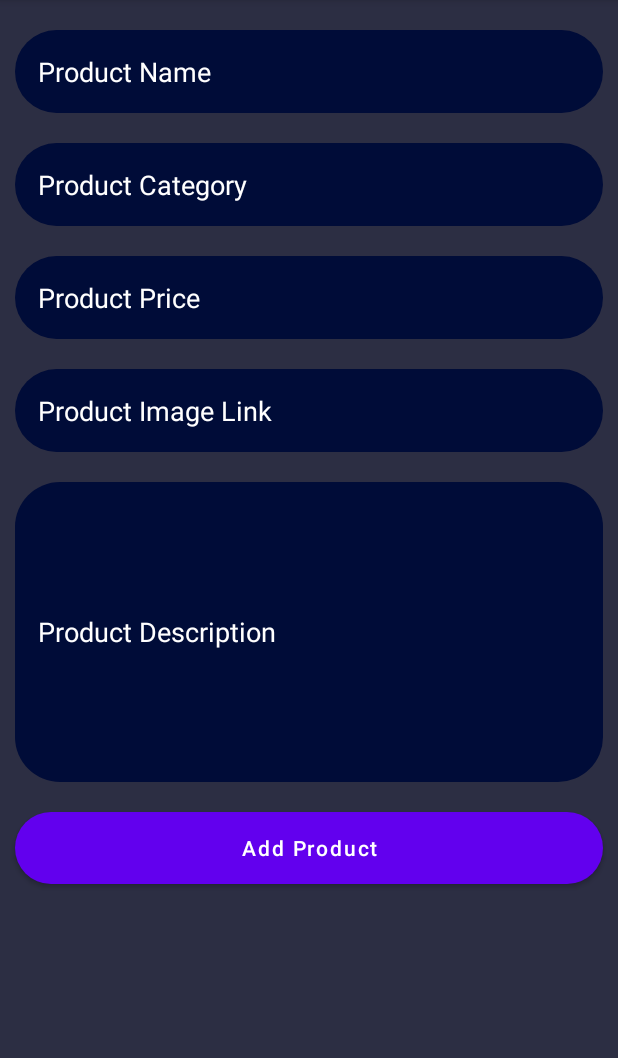
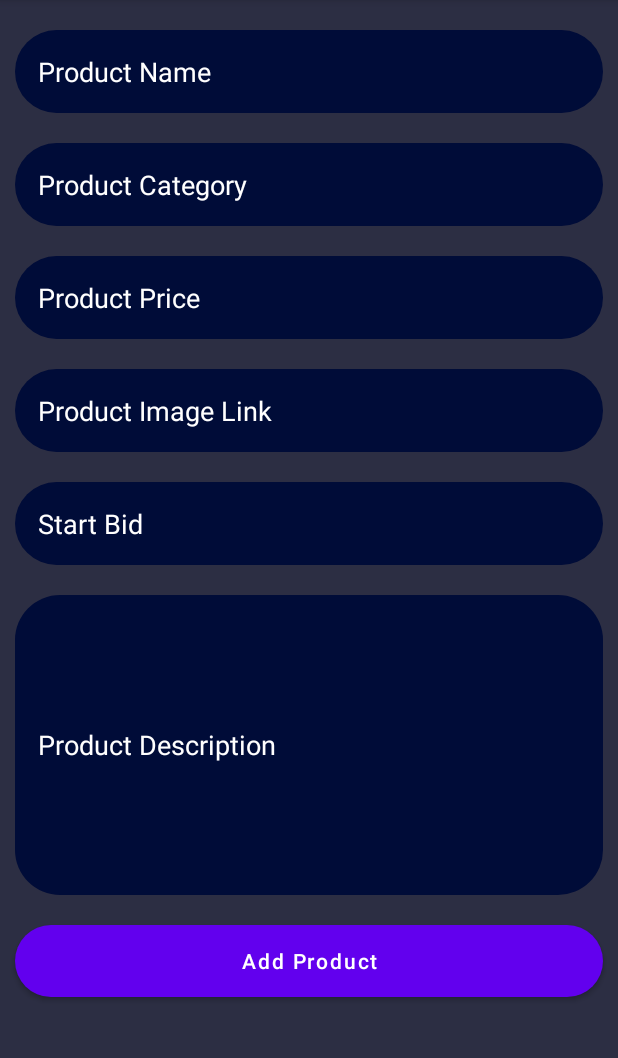
Before and after one commit to zainulabideen101/BidFrenzy, an Android app: the AddProduct screen opened directly, with no data from a screen before it, on a phone screen of 412 x 824 dp, the part 84-1142 px from its top. Run offline under Robolectric (Android 15) with nearby library versions, the phone set to English and light mode, and no system bars; our stand-ins replace Firebase (no records; nobody signed in at launch, a user with empty details on screens opened directly).

Commit message:
initial commit

```diff
--- a/app/src/main/AndroidManifest.xml
+++ b/app/src/main/AndroidManifest.xml
@@ -42,9 +42,6 @@
             android:name=".CustomerCategories"
             android:exported="false" />
         <activity
-            android:name=".CustomerDashboard"
-            android:exported="false" />
-        <activity
             android:name=".Login"
             android:exported="false" />
         <activity
--- a/app/src/main/java/com/example/bidfrenzy/AddProduct.java
+++ b/app/src/main/java/com/example/bidfrenzy/AddProduct.java
@@ -20,7 +20,7 @@ import java.util.HashMap;
 
 public class AddProduct extends AppCompatActivity {
 
-    private EditText productNameEdt,productCategoryEdt,productPriceEdt,productImageEdt,productDescriptionEdt;
+    private EditText productNameEdt,productCategoryEdt,productPriceEdt,productImageEdt,productDescriptionEdt,startbid;
     private Button addProductBtn;
     private ProgressBar loadingPB;
     private FirebaseFirestore db;
@@ -35,7 +35,7 @@ public class AddProduct extends AppCompatActivity {
         productImageEdt = findViewById(R.id.ProductImageLink);
         productDescriptionEdt = findViewById(R.id.ProductDescription);
         addProductBtn = findViewById(R.id.BtnAddProduct);
-        loadingPB = findViewById(R.id.PBloading);
+        startbid=findViewById(R.id.startbid);
         db = FirebaseFirestore.getInstance();
 
 
@@ -49,14 +49,14 @@ public class AddProduct extends AppCompatActivity {
                 String productImageLink = productImageEdt.getText().toString();
                 String productDescription = productDescriptionEdt.getText().toString();
                 String productID = productName;
+                String startbidd=startbid.getText().toString();
 
-
-                saveToFireStore(productID,productName, productCategory,productPrice,productImageLink,productDescription);
+                saveToFireStore(productID,productName, productCategory,productPrice,productImageLink,productDescription,startbidd);
             }
         });
     }
 
-    private void saveToFireStore(String productID,String productName,String productCategory,String productPrice,String productImageLink,String productDescription){
+    private void saveToFireStore(String productID,String productName,String productCategory,String productPrice,String productImageLink,String productDescription,String startbidd){
         if (!productName.isEmpty() && !productCategory.isEmpty() && !productPrice.isEmpty() && !productImageLink.isEmpty() && !productDescription.isEmpty()){
             HashMap<String,Object> map = new HashMap<>();
             map.put("productName", productName);
@@ -65,7 +65,7 @@ public class AddProduct extends AppCompatActivity {
             map.put("productImage", productImageLink);
             map.put("productDescription", productDescription);
             map.put("productID", productID);
-
+            map.put("StartBid",startbidd);
             db.collection("Products").document(productID).set(map)
                     .addOnCompleteListener(new OnCompleteListener<Void>() {
                         @Override
--- a/app/src/main/java/com/example/bidfrenzy/AddToCart.java
+++ b/app/src/main/java/com/example/bidfrenzy/AddToCart.java
@@ -72,7 +72,7 @@ public class AddToCart extends AppCompatActivity implements AddToCartRVAdapter.P
             @Override
             public void onClick(View view) {
                 if(cartitems.empty()){
-                    Intent i = new Intent(getApplicationContext(), CustomerDashboard.class);
+                    Intent i = new Intent(getApplicationContext(), AdminDashboard.class);
                     startActivity(i);
                 }
                 clearcart();
@@ -122,7 +122,7 @@ public class AddToCart extends AppCompatActivity implements AddToCartRVAdapter.P
     }
 
     public void BackArrow(View view){
-        startActivity(new Intent(getApplicationContext(), CustomerDashboard.class));
+        startActivity(new Intent(getApplicationContext(), AdminDashboard.class));
     }
 
     public void clearcart(){
@@ -135,7 +135,7 @@ public class AddToCart extends AppCompatActivity implements AddToCartRVAdapter.P
                             String a = snapshot.getId();
                             db.collection("Users").document(fAuth.getUid()).collection("CartList").document(a).delete();
                         }
-                        startActivity(new Intent(getApplicationContext(), CustomerDashboard.class));
+                        startActivity(new Intent(getApplicationContext(), AdminDashboard.class));
                         Toast.makeText(AddToCart.this,"Cart Cleared",Toast.LENGTH_SHORT).show();
                     }
                 }).addOnFailureListener(new OnFailureListener() {
--- a/app/src/main/java/com/example/bidfrenzy/Payment.java
+++ b/app/src/main/java/com/example/bidfrenzy/Payment.java
@@ -109,7 +109,7 @@ public class Payment extends AppCompatActivity {
                                     @Override
                                     public void onComplete(@NonNull Task<Void> task) {
 
-                                        Intent i = new Intent(Payment.this, CustomerDashboard.class);
+                                        Intent i = new Intent(Payment.this, AdminDashboard.class);
                                         startActivity(i);
                                         clearcart();
                                         Toast.makeText(Payment.this, "Order Placed Successfully", Toast.LENGTH_SHORT).show();
--- a/app/src/main/java/com/example/bidfrenzy/ReviewSeller.java
+++ b/app/src/main/java/com/example/bidfrenzy/ReviewSeller.java
@@ -108,7 +108,7 @@ public class ReviewSeller extends AppCompatActivity {
 
 
                 }else{
-                    Intent i = new Intent(getApplicationContext(), CustomerDashboard.class);
+                    Intent i = new Intent(getApplicationContext(), AdminDashboard.class);
                     startActivity(i);
                 }
             }
--- a/app/src/main/java/com/example/bidfrenzy/UserProfile.java
+++ b/app/src/main/java/com/example/bidfrenzy/UserProfile.java
@@ -53,7 +53,7 @@ public class UserProfile extends AppCompatActivity {
                     String TypeResult = task.getResult().getString("UserType").trim();
 
                     if(TypeResult.equalsIgnoreCase("Customer")){
-                        startActivity(new Intent(UserProfile.this, CustomerDashboard.class));
+                        startActivity(new Intent(UserProfile.this, AdminDashboard.class));
                     }else{
                         startActivity(new Intent(UserProfile.this,AdminDashboard.class));
                     }
@@ -113,7 +113,7 @@ public class UserProfile extends AppCompatActivity {
 
 
                         }else{
-                            Intent i = new Intent(getApplicationContext(), CustomerDashboard.class);
+                            Intent i = new Intent(getApplicationContext(), AdminDashboard.class);
                             startActivity(i);
                         }
                     }
--- a/app/src/main/res/layout/addproduct.xml
+++ b/app/src/main/res/layout/addproduct.xml
@@ -79,6 +79,21 @@
                 android:textColor="#FFFF"
                 android:textColorHint="#FFFF"
                 />
+            <EditText
+                android:id="@+id/startbid"
+                android:layout_width="match_parent"
+                android:layout_height="wrap_content"
+                android:background="@drawable/text_round"
+                android:importantForAutofill="no"
+                android:hint="Start Bid"
+                android:inputType="text"
+                android:layout_marginTop="20dp"
+                android:layout_marginStart="10dp"
+                android:layout_marginEnd="10dp"
+                android:padding="15dp"
+                android:textColor="#FFFF"
+                android:textColorHint="#FFFF"
+                />
 
             <EditText
                 android:id="@+id/ProductDescription"
```
Also changed, not shown: app/src/main/java/com/example/bidfrenzy/CustomerDashboard.java (deleted, +0 -79 lines).
